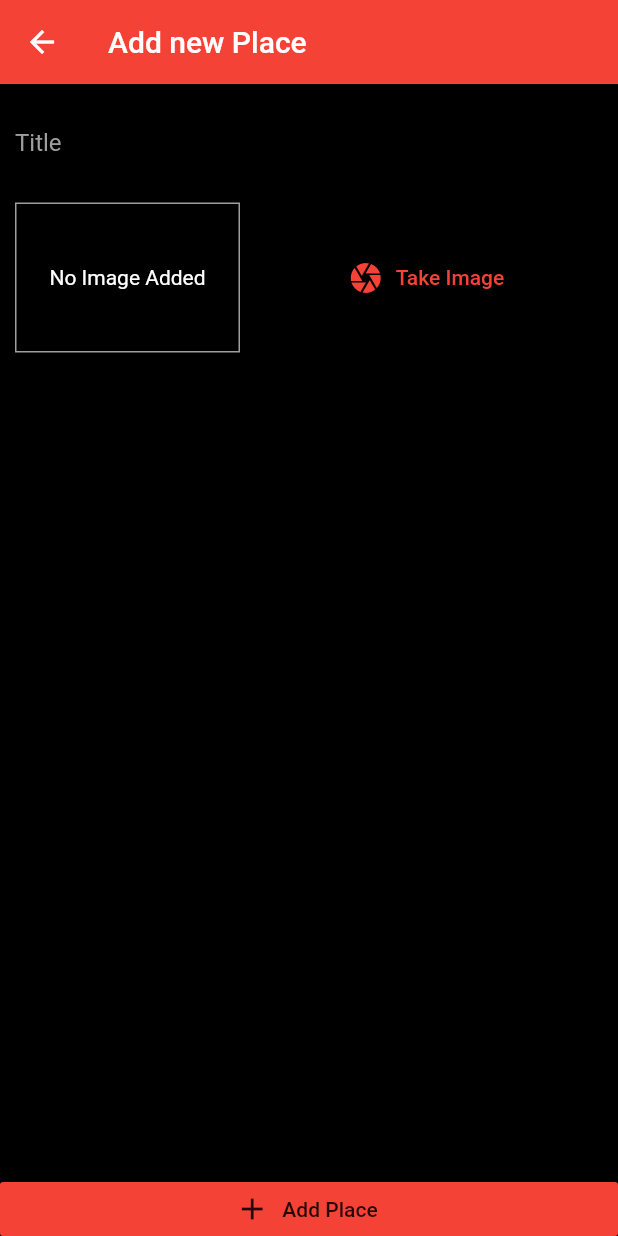
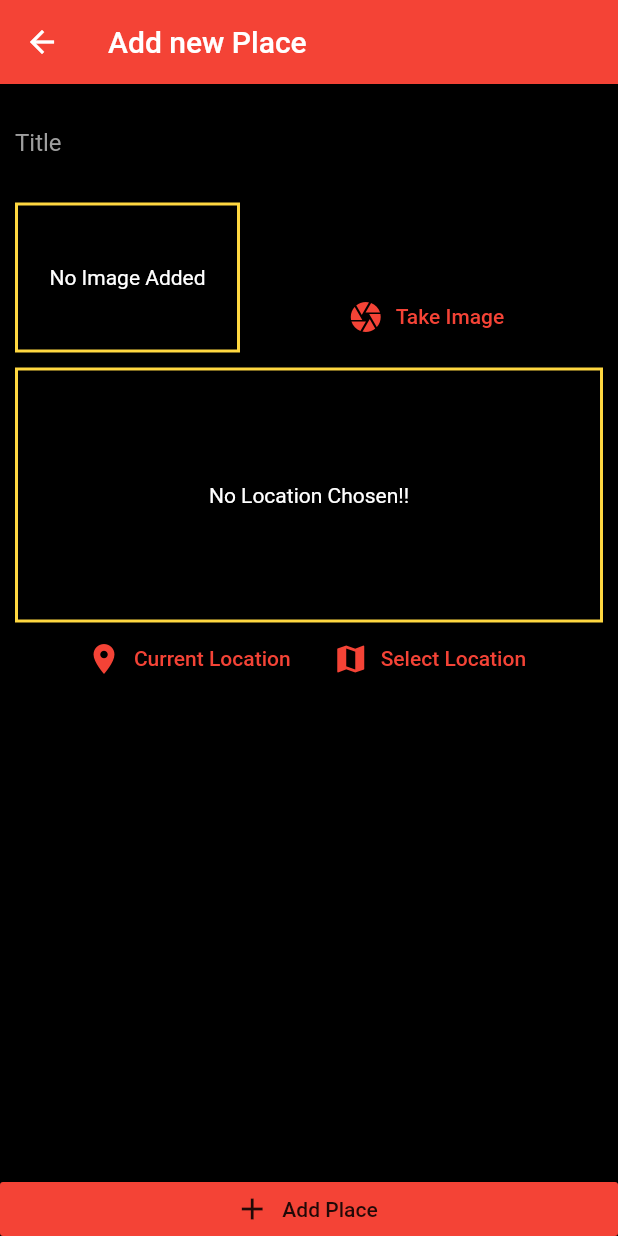
Before and after one commit to d4rk-lucif3r/Great-Places-Flutter-App, a Flutter app: the AddPlacesScreen screen opened by its route, on a phone screen of 412 x 824 dp. Run offline on Flutter 3.47's test engine with Material 2 defaults, Android fonts, the phone set to English and light mode, and no system bars; our stand-ins replace image_picker, sqflite; accounts and stored records are empty.

Commit message:
Added Location Selection widget
Signed-off-by: Arsh Anwar <lucifer78908@gmail.com>

```diff
--- a/lib/screens/add_place_screen.dart
+++ b/lib/screens/add_place_screen.dart
@@ -1,9 +1,11 @@
 import 'dart:io';
 
 import 'package:flutter/material.dart';
+import 'package:provider/provider.dart';
+
 import '../providers/great_places.dart';
 import '../widgets/image_input.dart';
-import 'package:provider/provider.dart';
+import '../widgets/location_input.dart';
 
 class AddPlacesScreen extends StatefulWidget {
   static const routeName = '/add-places';
@@ -57,6 +59,7 @@ class _AddPlacesScreenState extends State<AddPlacesScreen> {
                     SizedBox(height: 10),
                     ImageInput(_selectImage),
                     SizedBox(height: 10),
+                    LocationInput(),
                   ],
                 ),
               ),
--- a/lib/widgets/image_input.dart
+++ b/lib/widgets/image_input.dart
@@ -38,12 +38,13 @@ class _ImageInputState extends State<ImageInput> {
   @override
   Widget build(BuildContext context) {
     return Row(
+      crossAxisAlignment: CrossAxisAlignment.end,
       children: [
         Container(
           width: 150,
           height: 100,
           decoration: BoxDecoration(
-            border: Border.all(width: 1, color: Colors.grey),
+            border: Border.all(width: 2, color: Colors.amberAccent),
           ),
           child: _storeImage != null
               ? Image.file(
@@ -63,6 +64,7 @@ class _ImageInputState extends State<ImageInput> {
         ),
         Expanded(
             child: FlatButton.icon(
+          focusColor: Colors.amberAccent,
           onPressed: _takePicture,
           icon: Icon(Icons.camera),
           label: Text('Take Image'),
--- /dev/null
+++ b/lib/widgets/location_input.dart
@@ -0,0 +1,54 @@
+import 'package:flutter/material.dart';
+
+class LocationInput extends StatefulWidget {
+  @override
+  _LocationInputState createState() => _LocationInputState();
+}
+
+class _LocationInputState extends State<LocationInput> {
+  String _previewImageUrl;
+
+  @override
+  Widget build(BuildContext context) {
+    return Column(children: [
+      Container(
+        decoration: BoxDecoration(
+            border: Border.all(
+          width: 2,
+          color: Colors.amberAccent,
+        )),
+        height: 170,
+        width: double.infinity,
+        alignment: Alignment.center,
+        child: _previewImageUrl == null
+            ? Text(
+                'No Location Chosen!!',
+                textAlign: TextAlign.center,
+                style: TextStyle(color: Colors.white),
+              )
+            : Image.network(
+                _previewImageUrl,
+                fit: BoxFit.cover,
+                width: double.infinity,
+              ),
+      ),
+      Row(
+        mainAxisAlignment: MainAxisAlignment.center,
+        children: [
+          FlatButton.icon(
+            icon: Icon(Icons.location_on),
+            label: Text('Current Location'),
+            onPressed: () {},
+            textColor: Theme.of(context).primaryColor,
+          ),
+          FlatButton.icon(
+            icon: Icon(Icons.map),
+            label: Text('Select Location'),
+            onPressed: () {},
+            textColor: Theme.of(context).primaryColor,
+          ),
+        ],
+      )
+    ]);
+  }
+}
```
